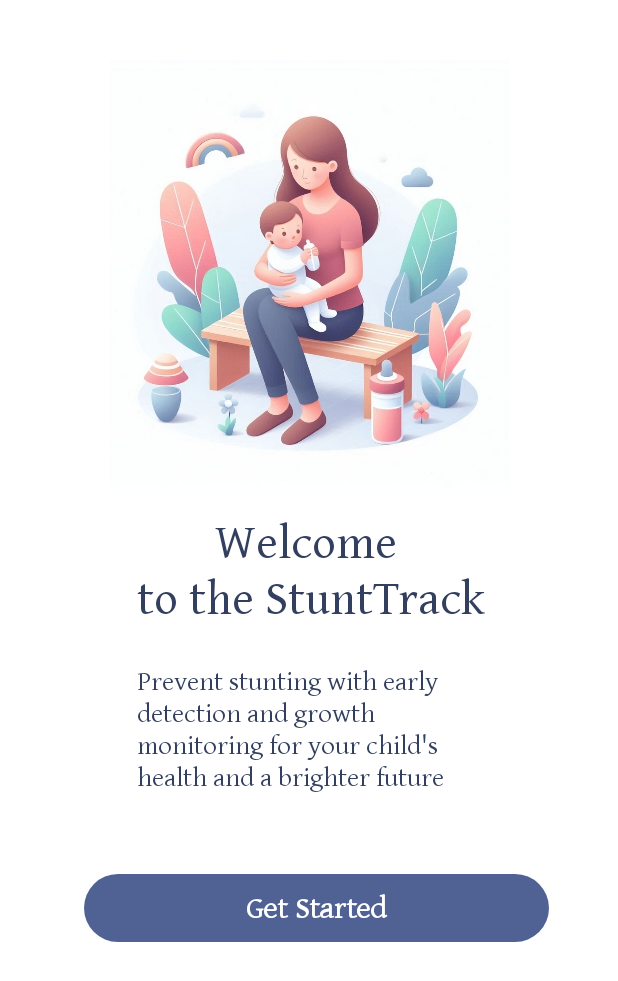
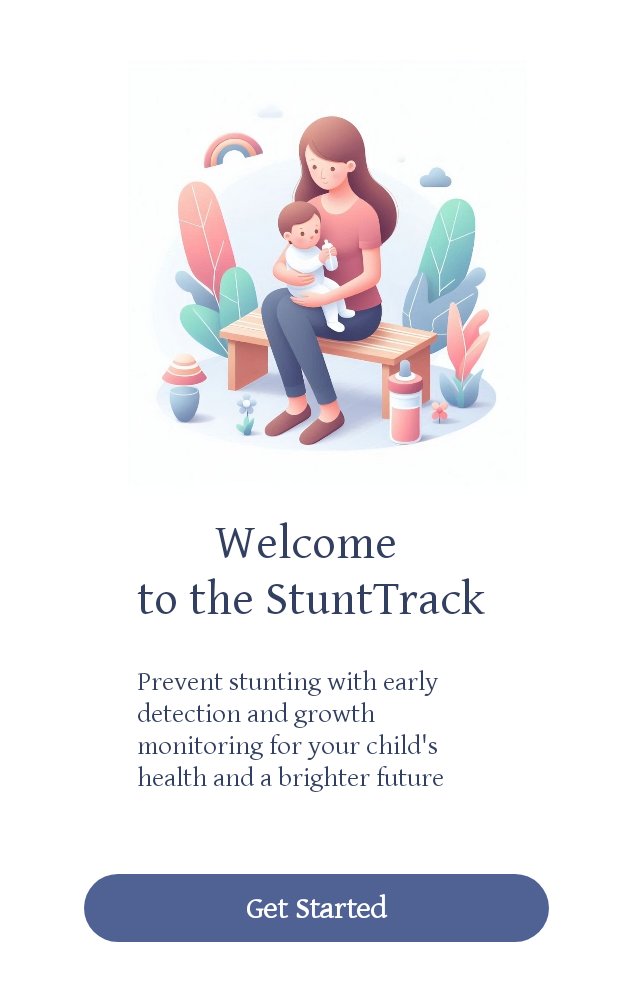
Before and after one commit to RyanRizaldy/StuntTrack, an Android app: the screen it shows after launch (WelcomeActivity), on a phone screen of 412 x 824 dp. Shown: the top 981 px of the screen. Run offline under Robolectric (Android 15) with nearby library versions, the phone set to English and light mode, and no system bars.

Commit message:
add animation at welcome activity, update kotlin version

```diff
--- a/capstoneProject/MD/app/build.gradle.kts
+++ b/capstoneProject/MD/app/build.gradle.kts
@@ -29,11 +29,11 @@ android {
         }
     }
     compileOptions {
-        sourceCompatibility = JavaVersion.VERSION_1_8
-        targetCompatibility = JavaVersion.VERSION_1_8
+        sourceCompatibility = JavaVersion.VERSION_17
+        targetCompatibility = JavaVersion.VERSION_17
     }
     kotlinOptions {
-        jvmTarget = "1.8"
+        jvmTarget = "17"
     }
     buildFeatures {
         viewBinding = true
--- a/capstoneProject/MD/app/src/main/java/com/bangkit/stuntack/ui/welcome/WelcomeActivity.kt
+++ b/capstoneProject/MD/app/src/main/java/com/bangkit/stuntack/ui/welcome/WelcomeActivity.kt
@@ -1,28 +1,54 @@
 package com.bangkit.stuntack.ui.welcome
 
+import android.animation.AnimatorSet
+import android.animation.ObjectAnimator
 import android.content.Intent
 import android.os.Bundle
+import android.view.View
 import android.widget.Button
-import androidx.activity.enableEdgeToEdge
 import androidx.appcompat.app.AppCompatActivity
-import androidx.core.view.ViewCompat
-import androidx.core.view.WindowInsetsCompat
 import com.bangkit.stuntack.MainActivity
 import com.bangkit.stuntack.R
+import com.bangkit.stuntack.databinding.ActivityWelcomeBinding
+
 
 class WelcomeActivity : AppCompatActivity() {
+
+    private lateinit var binding: ActivityWelcomeBinding
+
     override fun onCreate(savedInstanceState: Bundle?) {
         super.onCreate(savedInstanceState)
-        setContentView(R.layout.activity_welcome)
+
+        // Inisialisasi binding dengan ViewBinding
+        binding = ActivityWelcomeBinding.inflate(layoutInflater)
+        setContentView(binding.root)
+
         supportActionBar?.hide()
 
-        val buttonStarted: Button = findViewById(R.id.button_started)
+        playAnimation()
 
-        buttonStarted.setOnClickListener {
+        binding.buttonStarted.setOnClickListener {
             val intent = Intent(this, MainActivity::class.java)
             intent.putExtra("open_tracking", true)
             startActivity(intent)
             finish()
         }
     }
+
+    private fun playAnimation() {
+        ObjectAnimator.ofFloat(binding.imageView, View.TRANSLATION_X, -20f, 20f).apply {
+            duration = 6000
+            repeatCount = ObjectAnimator.INFINITE
+            repeatMode = ObjectAnimator.REVERSE
+        }.start()
+
+        val title = ObjectAnimator.ofFloat(binding.textView, View.ALPHA, 1f).setDuration(100)
+        val desc = ObjectAnimator.ofFloat(binding.textView3, View.ALPHA, 1f).setDuration(100)
+        val started = ObjectAnimator.ofFloat(binding.buttonStarted, View.ALPHA, 1f).setDuration(100)
+
+        AnimatorSet().apply {
+            playSequentially(title, desc, started)
+            startDelay = 100
+        }.start()
+    }
 }
--- a/capstoneProject/MD/app/src/main/res/layout/activity_splash.xml
+++ b/capstoneProject/MD/app/src/main/res/layout/activity_splash.xml
@@ -5,6 +5,7 @@
     android:id="@+id/main"
     android:layout_width="match_parent"
     android:layout_height="match_parent"
+    android:background="@color/white"
     tools:context=".ui.splash.SplashActivity">
 
     <TextView
--- a/capstoneProject/MD/app/src/main/res/layout/activity_welcome.xml
+++ b/capstoneProject/MD/app/src/main/res/layout/activity_welcome.xml
@@ -33,7 +33,9 @@
         app:layout_constraintEnd_toEndOf="@+id/imageView"
         app:layout_constraintHorizontal_bias="0.515"
         app:layout_constraintStart_toStartOf="@+id/imageView"
-        app:layout_constraintTop_toBottomOf="@+id/imageView" />
+        app:layout_constraintTop_toBottomOf="@+id/imageView"
+        android:alpha="0"
+        tools:alpha="100"/>
 
     <TextView
         android:id="@+id/textView3"
@@ -47,7 +49,9 @@
         app:layout_constraintEnd_toEndOf="@+id/textView"
         app:layout_constraintHorizontal_bias="0.0"
         app:layout_constraintStart_toStartOf="@+id/textView"
-        app:layout_constraintTop_toBottomOf="@+id/textView" />
+        app:layout_constraintTop_toBottomOf="@+id/textView"
+        android:alpha="0"
+        tools:alpha="100"/>
 
     <Button
         android:id="@+id/button_started"
@@ -62,5 +66,7 @@
         app:layout_constraintEnd_toEndOf="parent"
         app:layout_constraintHorizontal_bias="0.550"
         app:layout_constraintStart_toStartOf="parent"
-        app:layout_constraintTop_toBottomOf="@+id/textView3" />
+        app:layout_constraintTop_toBottomOf="@+id/textView3"
+        android:alpha="0"
+        tools:alpha="100"/>
 </androidx.constraintlayout.widget.ConstraintLayout>
--- a/capstoneProject/MD/build.gradle.kts
+++ b/capstoneProject/MD/build.gradle.kts
@@ -2,5 +2,5 @@
 plugins {
     alias(libs.plugins.android.application) apply false
     alias(libs.plugins.kotlin.android) apply false
-    id("com.google.devtools.ksp") version "1.9.0-1.0.11" apply false
+    id("com.google.devtools.ksp") version "2.0.21-1.0.28" apply false
 }
--- a/capstoneProject/MD/gradle/libs.versions.toml
+++ b/capstoneProject/MD/gradle/libs.versions.toml
@@ -1,6 +1,6 @@
 [versions]
 agp = "8.6.1"
-kotlin = "1.9.22"
+kotlin = "2.0.21"
 coreKtx = "1.15.0"
 junit = "4.13.2"
 junitVersion = "1.2.1"
@@ -13,8 +13,8 @@ lifecycleLivedataKtx = "2.8.7"
 lifecycleViewmodelKtx = "2.8.7"
 navigationFragmentKtx = "2.8.4"
 navigationUiKtx = "2.8.4"
-roomCompiler = "2.5.2"
-roomRuntime = "2.5.2"
+roomCompiler = "2.6.1"
+roomRuntime = "2.6.1"
 
 [libraries]
 androidx-room-runtime = { module = "androidx.room:room-runtime", version.ref = "roomRuntime" }
```
